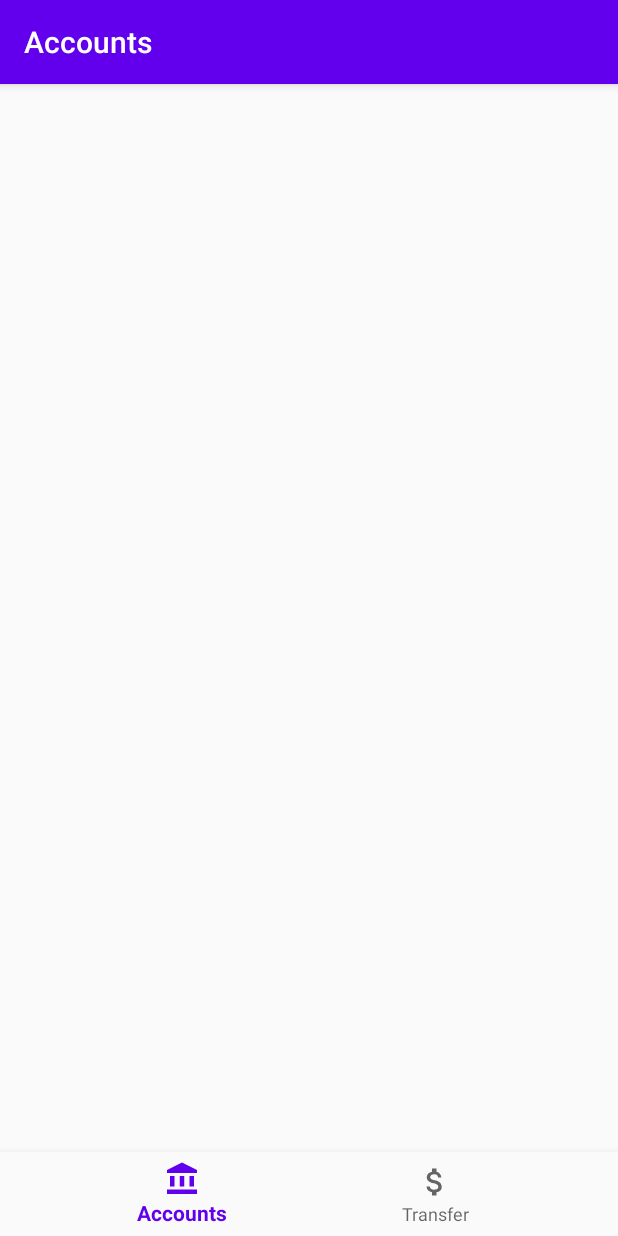
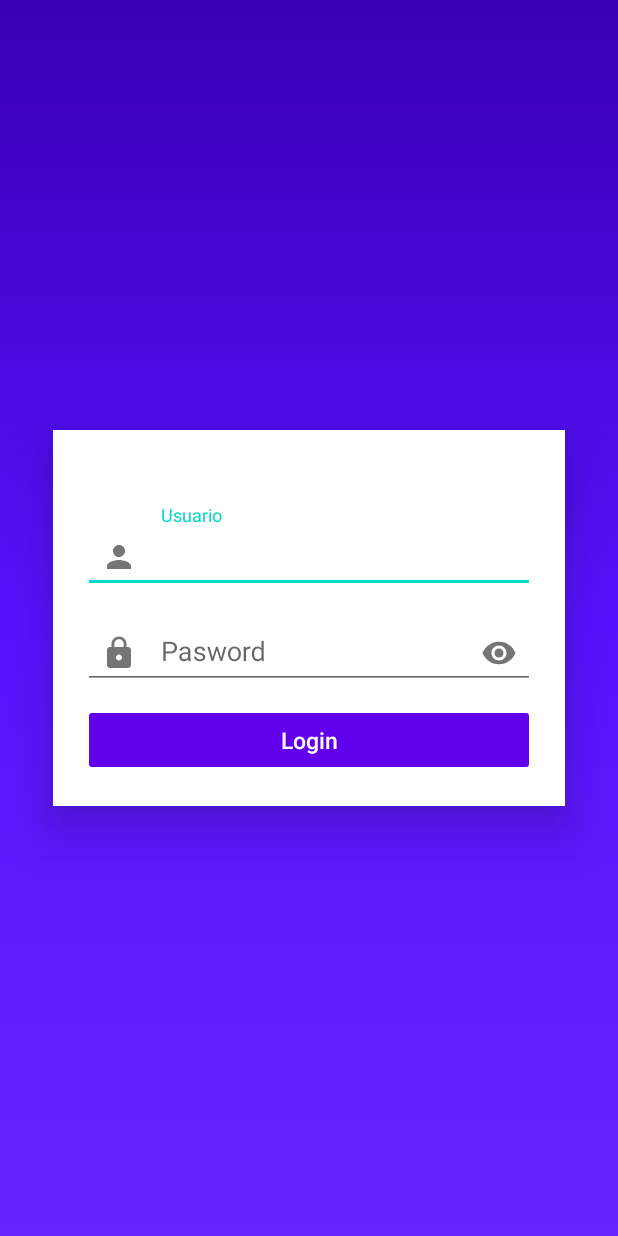
Before and after one commit to brayanSV/pruebatec-todo1-app, an Android app: the screen it shows after launch (MainActivity before the commit, Login after it), on a phone screen of 412 x 824 dp. Run offline under Robolectric (Android 15) with nearby library versions, the phone set to English and light mode, and no system bars; our stand-ins replace Dagger/Hilt's generated code, data binding.

Commit message:
Finalización en la funcionalidad del login

```diff
--- a/app/src/main/java/com/user/brayan/pruebatec_todo1/di/FragmentBuildersModule.kt
+++ b/app/src/main/java/com/user/brayan/pruebatec_todo1/di/FragmentBuildersModule.kt
@@ -3,7 +3,6 @@ package com.user.brayan.pruebatec_todo1.di
 import com.user.brayan.pruebatec_todo1.ui.account.AccountFragment
 import com.user.brayan.pruebatec_todo1.ui.history.HistoryFragment
 import com.user.brayan.pruebatec_todo1.ui.login.Login
-import com.user.brayan.pruebatec_todo1.ui.login.LoginFragment
 import dagger.Module
 import dagger.android.ContributesAndroidInjector
 
@@ -14,7 +13,4 @@ abstract class FragmentBuildersModule {
 
     @ContributesAndroidInjector
     abstract fun contributeHistoryFragment(): HistoryFragment
-
-    @ContributesAndroidInjector
-    abstract fun contributeLoginFragment(): LoginFragment
 }
--- a/app/src/main/java/com/user/brayan/pruebatec_todo1/di/MainActivityModule.kt
+++ b/app/src/main/java/com/user/brayan/pruebatec_todo1/di/MainActivityModule.kt
@@ -2,12 +2,17 @@ package com.user.brayan.pruebatec_todo1.di
 
 import com.user.brayan.pruebatec_todo1.model.HistoryAccounts
 import com.user.brayan.pruebatec_todo1.ui.account.AccountFragment
+import com.user.brayan.pruebatec_todo1.ui.login.Login
 import com.user.brayan.pruebatec_todo1.ui.main.MainActivity
 import dagger.Module
 import dagger.android.ContributesAndroidInjector
 
 @Module
 abstract class MainActivityModule {
+    @ContributesAndroidInjector
+    abstract fun contributeMainLogin(): Login
+
     @ContributesAndroidInjector(modules = [FragmentBuildersModule::class])
     abstract fun contributeMainActivity(): MainActivity
+
 }
--- a/app/src/main/java/com/user/brayan/pruebatec_todo1/repository/LoginRepository.kt
+++ b/app/src/main/java/com/user/brayan/pruebatec_todo1/repository/LoginRepository.kt
@@ -4,6 +4,7 @@ import android.util.Log
 import androidx.lifecycle.LiveData
 import com.user.brayan.pruebatec_todo1.AppExecutors
 import com.user.brayan.pruebatec_todo1.api.ApiResponse
+import com.user.brayan.pruebatec_todo1.api.ApiSuccessResponse
 import com.user.brayan.pruebatec_todo1.api.ApplicationApi
 import com.user.brayan.pruebatec_todo1.db.InfoTokenDao
 import com.user.brayan.pruebatec_todo1.model.HistoryAccounts
@@ -36,6 +37,9 @@ class LoginRepository @Inject constructor(
                 return data == null || data.isEmpty()
             }
 
+            override fun processResponse(response: ApiSuccessResponse<List<InfoToken>>): List<InfoToken> {
+                return super.processResponse(response)
+            }
         }.asLiveData()
     }
 }
--- a/app/src/main/java/com/user/brayan/pruebatec_todo1/repository/NetworkBoundResource.kt
+++ b/app/src/main/java/com/user/brayan/pruebatec_todo1/repository/NetworkBoundResource.kt
@@ -97,4 +97,6 @@ abstract class NetworkBoundResource <ResultType, RequestType>
 
     @MainThread
     protected abstract fun createCall(): LiveData<ApiResponse<RequestType>>
+
+    protected open fun getToken(): LiveData<ResultType> = ResultType
 }
--- /dev/null
+++ b/app/src/main/java/com/user/brayan/pruebatec_todo1/ui/common/LoginCallback.kt
@@ -0,0 +1,5 @@
+package com.user.brayan.pruebatec_todo1.ui.common
+
+interface LoginCallback {
+    fun login()
+}
--- a/app/src/main/java/com/user/brayan/pruebatec_todo1/ui/login/Login.kt
+++ b/app/src/main/java/com/user/brayan/pruebatec_todo1/ui/login/Login.kt
@@ -1,19 +1,75 @@
 package com.user.brayan.pruebatec_todo1.ui.login
 
+import android.content.Intent
 import androidx.appcompat.app.AppCompatActivity
 import android.os.Bundle
+import android.util.Log
+import android.widget.Toast
+import androidx.activity.viewModels
+import androidx.databinding.DataBindingComponent
+import androidx.databinding.DataBindingUtil
+import androidx.fragment.app.Fragment
+import androidx.fragment.app.viewModels
 import androidx.lifecycle.Observer;
 import androidx.lifecycle.ViewModelProvider;
+import com.user.brayan.mvvmkotlinudemy.binding.FragmentDataBindingComponent
+import com.user.brayan.pruebatec_todo1.AppExecutors
 import com.user.brayan.pruebatec_todo1.R
+import com.user.brayan.pruebatec_todo1.databinding.ActivityLoginBinding
+import com.user.brayan.pruebatec_todo1.di.Injectable
 import com.user.brayan.pruebatec_todo1.di.ViewModelModule
+import com.user.brayan.pruebatec_todo1.model.LoginUser
+import com.user.brayan.pruebatec_todo1.ui.common.LoginCallback
+import com.user.brayan.pruebatec_todo1.ui.main.MainActivity
+import com.user.brayan.pruebatec_todo1.utils.autoCleared
+import com.user.brayan.pruebatec_todo1.view_model.AppViewModelFactory
+import dagger.android.AndroidInjection
+import dagger.android.DispatchingAndroidInjector
 import dagger.android.support.AndroidSupportInjectionModule
+import dagger.android.support.DaggerAppCompatActivity
+import dagger.android.support.HasSupportFragmentInjector
+import javax.inject.Inject
 
 
 class Login : AppCompatActivity() {
+    @Inject
+    lateinit var viewModelFactory: AppViewModelFactory
+
+    @Inject
+    lateinit var appExecutors: AppExecutors
+
+    val loginViewModel: LoginViewModel by viewModels {
+        viewModelFactory
+    }
+
+    lateinit var binding: ActivityLoginBinding
+
     override fun onCreate(savedInstanceState: Bundle?) {
         super.onCreate(savedInstanceState)
-        setContentView(R.layout.activity_login)
+        AndroidInjection.inject(this)
 
+        binding = DataBindingUtil.setContentView(this, R.layout.activity_login)
 
+        binding.loginCallback = object: LoginCallback {
+            override fun login() {
+                loginUser()
+            }
+        }
+    }
+
+    fun loginUser() {
+        val user = binding.tilUsuario.editText?.text.toString()
+        val passw = binding.tilPassword.editText?.text.toString()
+
+        if (loginViewModel.fieldsIsEmpty(user, passw)) {
+            val toast = Toast.makeText(this, getString(R.string.text_message_error_field_empty_login), Toast.LENGTH_LONG)
+            toast.show()
+        } else {
+            loginViewModel.loginUser.value = LoginUser(user, passw)
+
+            val intent = Intent(this, MainActivity::class.java)
+            startActivity(intent)
+            finish()
+        }
     }
 }
--- a/app/src/main/java/com/user/brayan/pruebatec_todo1/ui/login/LoginViewModel.kt
+++ b/app/src/main/java/com/user/brayan/pruebatec_todo1/ui/login/LoginViewModel.kt
@@ -17,7 +17,7 @@ class LoginViewModel @Inject constructor(repository: LoginRepository): ViewModel
 
     val result: LiveData<Resource<List<InfoToken>>> = Transformations
         .switchMap(loginUser){ infoUser ->
-            repository.loadLogin(infoUser)
+            //repository.loadLogin(infoUser)
         }
 
     fun fieldsIsEmpty(user: String, passw: String): Boolean {
--- a/app/src/main/java/com/user/brayan/pruebatec_todo1/ui/main/MainActivity.kt
+++ b/app/src/main/java/com/user/brayan/pruebatec_todo1/ui/main/MainActivity.kt
@@ -9,6 +9,7 @@ import androidx.navigation.ui.AppBarConfiguration
 import androidx.navigation.ui.setupActionBarWithNavController
 import androidx.navigation.ui.setupWithNavController
 import com.user.brayan.pruebatec_todo1.R
+import dagger.android.AndroidInjection
 import dagger.android.DispatchingAndroidInjector
 import dagger.android.support.HasSupportFragmentInjector
 import javax.inject.Inject
--- a/app/src/main/res/layout/activity_login.xml
+++ b/app/src/main/res/layout/activity_login.xml
@@ -1,10 +1,93 @@
 <?xml version="1.0" encoding="utf-8"?>
-<androidx.constraintlayout.widget.ConstraintLayout xmlns:android="http://schemas.android.com/apk/res/android"
+<!--
+<androidx.constraintlayout.widget.ConstraintLayout
+    xmlns:android="http://schemas.android.com/apk/res/android"
     xmlns:app="http://schemas.android.com/apk/res-auto"
     xmlns:tools="http://schemas.android.com/tools"
     android:layout_width="match_parent"
     android:layout_height="match_parent"
     tools:context=".ui.login.Login">
 
-    <include layout="@layout/fragment_login" />
-</androidx.constraintlayout.widget.ConstraintLayout>
+    <FrameLayout
+        android:layout_width="match_parent"
+        android:layout_height="match_parent">
+
+        <include layout="@layout/fragment_login" />
+    </FrameLayout>
+</androidx.constraintlayout.widget.ConstraintLayout>-->
+
+<layout xmlns:android="http://schemas.android.com/apk/res/android"
+    xmlns:tools="http://schemas.android.com/tools"
+    xmlns:app="http://schemas.android.com/apk/res-auto"
+    tools:context=".ui.login.Login">
+
+    <data>
+        <import type="com.user.brayan.pruebatec_todo1.repository.Resource" />
+
+        <variable
+            name="loginCallback"
+            type="com.user.brayan.pruebatec_todo1.ui.common.LoginCallback" />
+    </data>
+
+    <androidx.constraintlayout.widget.ConstraintLayout
+        android:layout_width="match_parent"
+        android:layout_height="match_parent"
+        android:background="@drawable/backgroud_login">
+
+        <LinearLayout
+            android:id="@+id/linearLayout4"
+            android:layout_width="match_parent"
+            android:layout_height="wrap_content"
+            android:layout_margin="35sp"
+            android:background="@color/colorWhite"
+            android:elevation="20dp"
+            android:orientation="vertical"
+            android:padding="20dp"
+            app:layout_constraintBottom_toBottomOf="parent"
+            app:layout_constraintEnd_toEndOf="parent"
+            app:layout_constraintStart_toStartOf="parent"
+            app:layout_constraintTop_toTopOf="parent">
+
+            <com.google.android.material.textfield.TextInputLayout
+                android:id="@+id/tilUsuario"
+                android:layout_width="match_parent"
+                android:layout_height="wrap_content"
+                android:layout_marginTop="30sp"
+                android:layout_marginBottom="5sp"
+                android:hint="@string/text_input_user"
+                app:startIconDrawable="@drawable/ic_baseline_person_24">
+
+                <com.google.android.material.textfield.TextInputEditText
+                    android:layout_width="match_parent"
+                    android:layout_height="wrap_content"
+                    android:inputType="textPersonName"
+                    android:textColor="@color/colorBlack" />
+            </com.google.android.material.textfield.TextInputLayout>
+
+            <com.google.android.material.textfield.TextInputLayout
+                android:id="@+id/tilPassword"
+                android:layout_width="match_parent"
+                android:layout_height="wrap_content"
+                android:layout_marginBottom="10sp"
+                android:hint="@string/text_input_password"
+                app:startIconDrawable="@drawable/ic_baseline_lock_24"
+                app:endIconMode="password_toggle">
+
+                <com.google.android.material.textfield.TextInputEditText
+                    android:layout_width="match_parent"
+                    android:layout_height="wrap_content"
+                    android:inputType="textPassword"
+                    android:textColor="@color/colorBlack" />
+            </com.google.android.material.textfield.TextInputLayout>
+
+            <Button
+                android:id="@+id/btnRegistrar"
+                android:layout_width="match_parent"
+                android:layout_height="wrap_content"
+                android:stateListAnimator="@null"
+                android:text="@string/text_button_login"
+                android:onClick="@{() -> loginCallback.login()}"
+                android:theme="@style/ThemeOverlay.App.ButtonColorPrimary" />
+        </LinearLayout>
+    </androidx.constraintlayout.widget.ConstraintLayout>
+</layout>
--- a/app/src/main/res/values/strings.xml
+++ b/app/src/main/res/values/strings.xml
@@ -10,4 +10,5 @@
     <string name="text_input_user">Usuario</string>
     <string name="text_input_password">Pasword</string>
     <string name="text_button_login">Login</string>
+    <string name="text_message_error_field_empty_login">Los campos de usuario o contraseña se encuentra vacios</string>
 </resources>
```
Also changed, not shown: app/src/main/AndroidManifest.xml (+4 -4 lines), app/src/main/java/com/user/brayan/pruebatec_todo1/api/ApplicationApi.kt (+1 -13 lines), app/src/main/java/com/user/brayan/pruebatec_todo1/ui/login/LoginFragment.kt (deleted, +0 -72 lines), app/src/main/res/layout/fragment_login.xml (deleted, +0 -72 lines).
